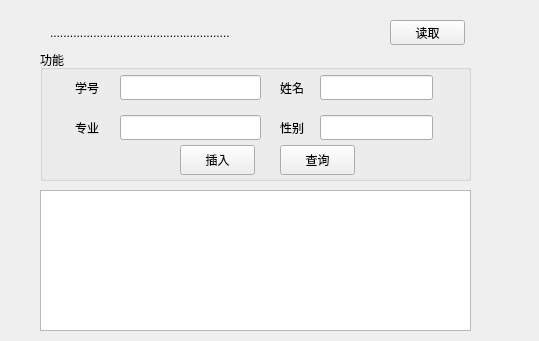
Before: the Qt Designer form work1/DbSubject1/widget.ui in upc28/DbSubject2016-2, drawn with Qt 5.
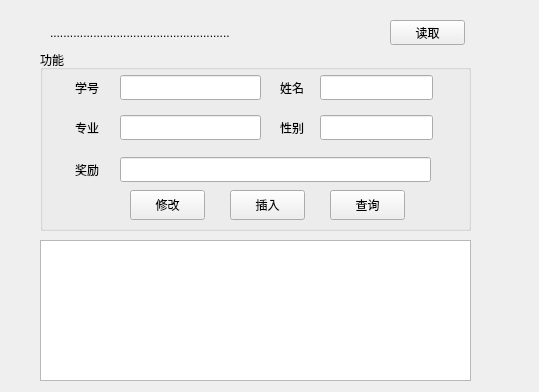
After: the same form once the commit is applied.

What changed in the file:
```diff
--- a/work1/DbSubject1/widget.ui
+++ b/work1/DbSubject1/widget.ui
@@ -7,7 +7,7 @@
     <x>0</x>
     <y>0</y>
     <width>539</width>
-    <height>341</height>
+    <height>392</height>
    </rect>
   </property>
   <property name="windowTitle">
@@ -45,7 +45,7 @@
      <x>40</x>
      <y>50</y>
      <width>431</width>
-     <height>131</height>
+     <height>181</height>
     </rect>
    </property>
    <property name="title">
@@ -158,8 +158,8 @@
    <widget class="QPushButton" name="Btn_insert">
     <property name="geometry">
      <rect>
-      <x>140</x>
-      <y>95</y>
+      <x>190</x>
+      <y>140</y>
       <width>75</width>
       <height>30</height>
      </rect>
@@ -171,8 +171,8 @@
    <widget class="QPushButton" name="Btn_query">
     <property name="geometry">
      <rect>
-      <x>240</x>
-      <y>95</y>
+      <x>290</x>
+      <y>140</y>
       <width>75</width>
       <height>30</height>
      </rect>
@@ -181,12 +181,51 @@
      <string>查询</string>
     </property>
    </widget>
+   <widget class="QPushButton" name="pushButton">
+    <property name="geometry">
+     <rect>
+      <x>90</x>
+      <y>140</y>
+      <width>75</width>
+      <height>30</height>
+     </rect>
+    </property>
+    <property name="text">
+     <string>修改</string>
+    </property>
+   </widget>
+   <widget class="QLabel" name="label_5">
+    <property name="geometry">
+     <rect>
+      <x>20</x>
+      <y>110</y>
+      <width>54</width>
+      <height>20</height>
+     </rect>
+    </property>
+    <property name="text">
+     <string>奖励</string>
+    </property>
+    <property name="alignment">
+     <set>Qt::AlignCenter</set>
+    </property>
+   </widget>
+   <widget class="QLineEdit" name="Ledit_reward">
+    <property name="geometry">
+     <rect>
+      <x>80</x>
+      <y>107</y>
+      <width>311</width>
+      <height>25</height>
+     </rect>
+    </property>
+   </widget>
   </widget>
   <widget class="QTableView" name="tableView">
    <property name="geometry">
     <rect>
      <x>40</x>
-     <y>190</y>
+     <y>240</y>
      <width>431</width>
      <height>141</height>
     </rect>
```
